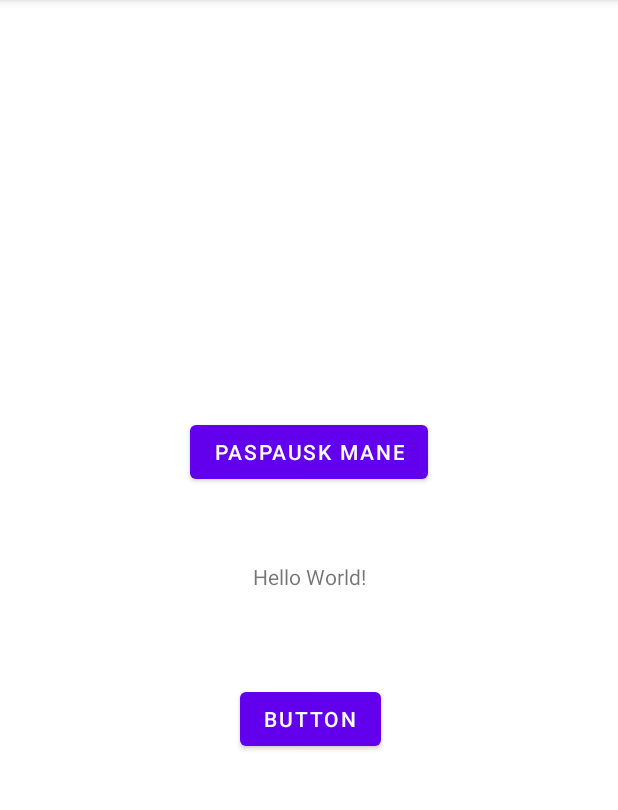
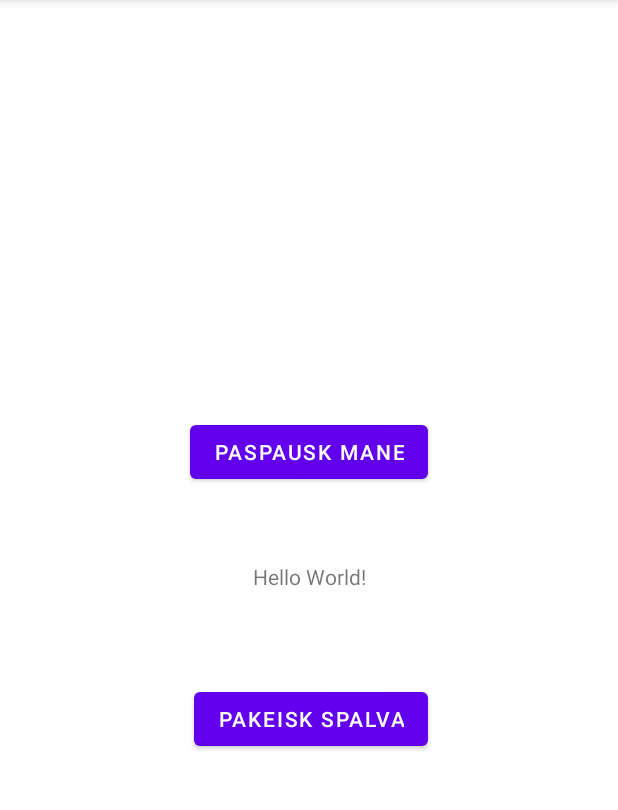
Before and after one commit to monikabar/MonikaB_1lab, an Android app: the screen it shows after launch (MainActivity), on a phone screen of 412 x 824 dp, the part 84-894 px from its top. Run offline under Robolectric (Android 15) with nearby library versions, the phone set to English and light mode, and no system bars.

Commit message:
Pridetas antras mygtukas

```diff
--- a/app/src/main/java/com/example/monikab_1lab_2021/MainActivity.java
+++ b/app/src/main/java/com/example/monikab_1lab_2021/MainActivity.java
@@ -2,6 +2,7 @@ package com.example.monikab_1lab_2021;
 
 import androidx.appcompat.app.AppCompatActivity;
 
+import android.graphics.Color;
 import android.os.Bundle;
 import android.view.View;
 import android.widget.TextView;
@@ -21,4 +22,8 @@ public class MainActivity extends AppCompatActivity {
     public void OnBtnClick(View view) {
         this.tvMain.setText(R.string.changed_label_caption);
     }
+
+    public void OnBtnClick2(View view) {
+        this.tvMain.setTextColor(Color.RED);
+    }
 }
--- a/app/src/main/res/layout/activity_main.xml
+++ b/app/src/main/res/layout/activity_main.xml
@@ -32,17 +32,18 @@
         android:onClick="OnBtnClick"/>
 
     <Button
-        android:id="@+id/button"
+        android:id="@+id/btn2"
         android:layout_width="wrap_content"
         android:layout_height="wrap_content"
         android:layout_marginStart="160dp"
         android:layout_marginTop="52dp"
         android:layout_marginEnd="158dp"
         android:layout_marginBottom="255dp"
-        android:text="Button"
+        android:text="@string/btn_change_colour"
         app:layout_constraintBottom_toBottomOf="parent"
         app:layout_constraintEnd_toEndOf="parent"
         app:layout_constraintStart_toStartOf="parent"
-        app:layout_constraintTop_toBottomOf="@+id/tvMain" />
+        app:layout_constraintTop_toBottomOf="@+id/tvMain"
+        android:onClick="OnBtnClick2"/>
 
 </androidx.constraintlayout.widget.ConstraintLayout>
--- a/app/src/main/res/values/strings.xml
+++ b/app/src/main/res/values/strings.xml
@@ -2,4 +2,5 @@
     <string name="app_name">MonikaB_1lab_HelloWord_2021</string>
     <string name="btn_do_smth">Paspausk mane</string>
     <string name="changed_label_caption">Text was changed!</string>
+    <string name="btn_change_colour">Pakeisk spalva</string>
 </resources>
```
